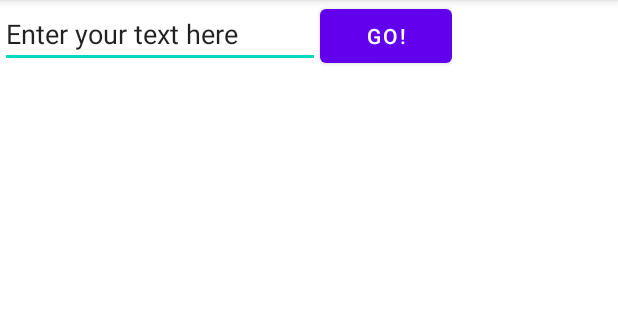
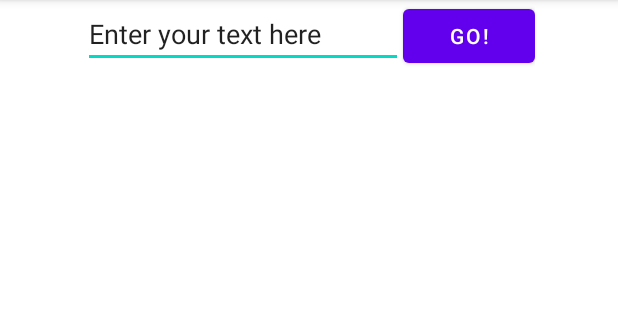
Before and after one commit to BrSTU-PO4-190333/6sem_RPOdMS, an Android app: the screen it shows after launch (MainActivity), on a phone screen of 412 x 824 dp, the part 84-404 px from its top. Run offline under Robolectric (Android 15) with nearby library versions, the phone set to English and light mode, and no system bars.

Commit message:
lab3/Galanin_Pavel : Centered <EditText>, <Button>

```diff
--- a/lab3/gpi_src/gpi_rpodms6_lab3/app/src/main/res/layout/activity_main.xml
+++ b/lab3/gpi_src/gpi_rpodms6_lab3/app/src/main/res/layout/activity_main.xml
@@ -11,8 +11,10 @@
         android:layout_width="wrap_content"
         android:layout_height="wrap_content"
         android:orientation="horizontal"
+        app:layout_constraintEnd_toEndOf="parent"
         app:layout_constraintStart_toStartOf="parent"
         app:layout_constraintTop_toTopOf="parent">
+
         <EditText
             android:id="@+id/edit_message"
             android:layout_width="wrap_content"
@@ -22,8 +24,10 @@
             android:hint="@string/edit_message"
             android:inputType="textPersonName"
             android:text="@string/edit_message">
+
             <requestFocus />
         </EditText>
+
         <Button
             android:id="@+id/button1"
             android:layout_width="wrap_content"
```
